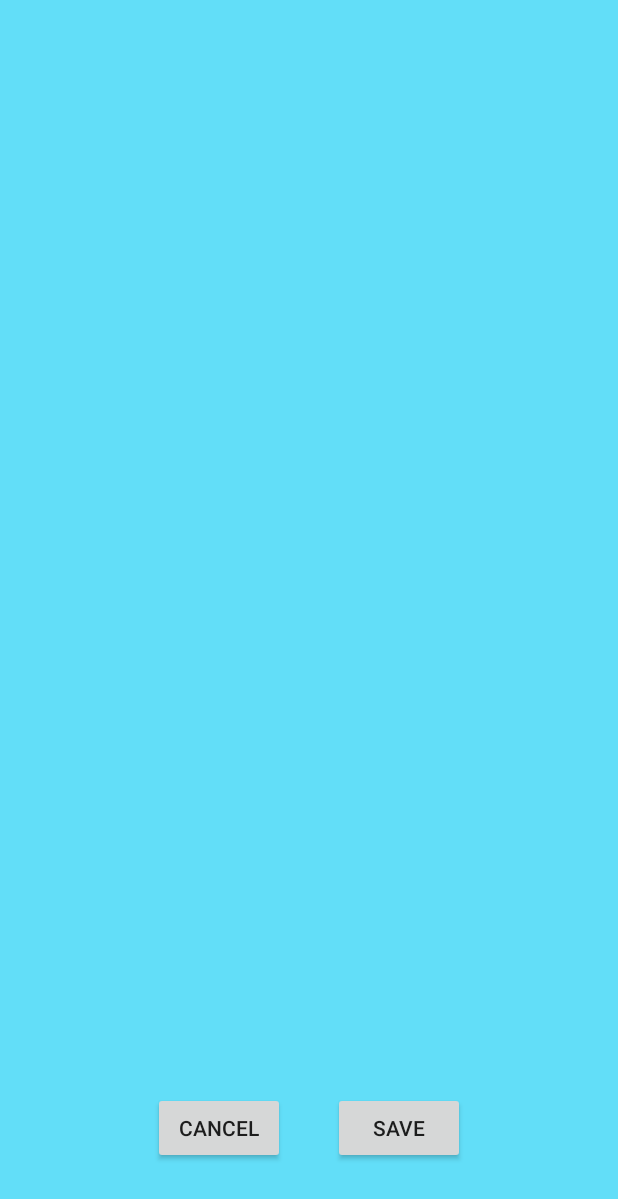
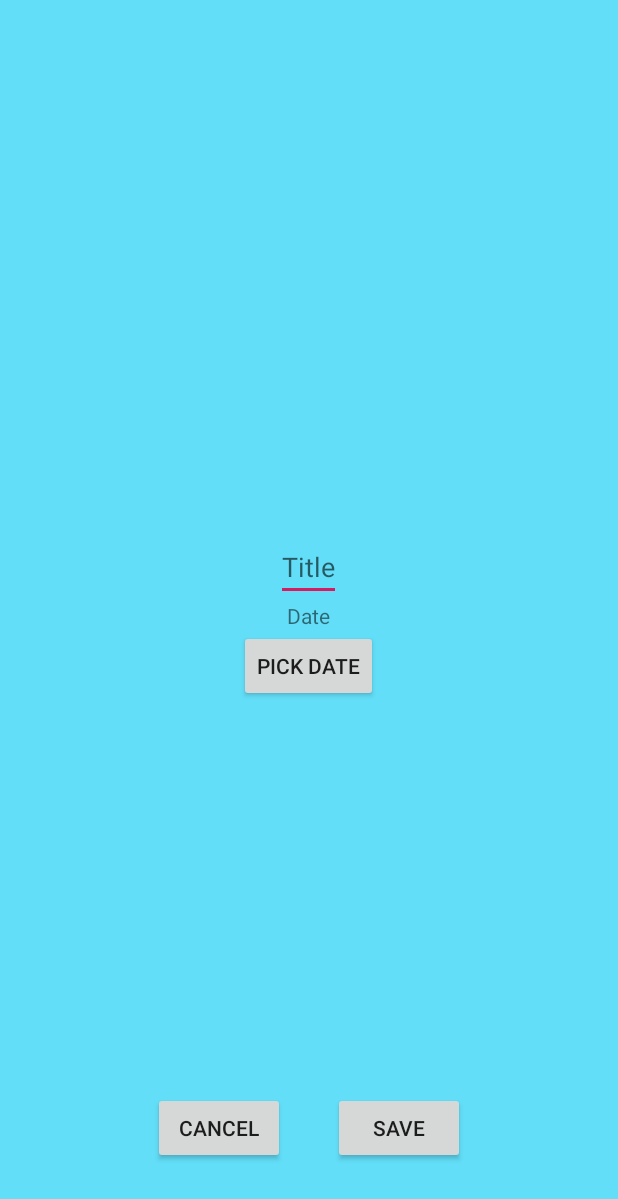
Before and after one commit to EricShanks68/341_proj, an Android app: the MainActivity screen opened directly, with no data from a screen before it, after a tap on an icon or button, on a phone screen of 412 x 824 dp. Shown: the top 1199 px of the screen. Run offline under Robolectric (Android 15) with nearby library versions, the phone set to English and light mode, and no system bars; our stand-ins replace navigation-ui.

Commit message:
Made datePicker for add event

```diff
--- /dev/null
+++ b/app/src/main/java/com/example/a341_proj/DatePickerFragment.java
@@ -0,0 +1,26 @@
+package com.example.a341_proj;
+
+import android.app.DatePickerDialog;
+import android.app.Dialog;
+import android.os.Build;
+import android.os.Bundle;
+
+import androidx.annotation.NonNull;
+import androidx.annotation.Nullable;
+import androidx.annotation.RequiresApi;
+import androidx.fragment.app.DialogFragment;
+
+import java.util.Calendar;
+
+public class DatePickerFragment extends DialogFragment {
+    @NonNull
+    @Override
+    public Dialog onCreateDialog(@Nullable Bundle savedInstanceState) {
+        Calendar c = Calendar.getInstance();
+        int year = c.get(Calendar.YEAR);
+        int month = c.get(Calendar.MONTH);
+        int day = c.get(Calendar.DAY_OF_MONTH);
+
+        return new DatePickerDialog(getActivity(), (DatePickerDialog.OnDateSetListener) getActivity(), year, month, day );
+    }
+}
--- a/app/src/main/java/com/example/a341_proj/ui/login/MainActivity.java
+++ b/app/src/main/java/com/example/a341_proj/ui/login/MainActivity.java
@@ -1,9 +1,11 @@
 package com.example.a341_proj.ui.login;
 
+import android.app.DatePickerDialog;
 import android.content.Context;
 import android.content.Intent;
 import android.os.Bundle;
 
+import com.example.a341_proj.DatePickerFragment;
 import com.example.a341_proj.R;
 import com.example.a341_proj.ui.login.ui.logout.LogoutFragment;
 import com.google.android.material.floatingactionbutton.FloatingActionButton;
@@ -13,6 +15,7 @@ import android.view.Gravity;
 import android.view.LayoutInflater;
 import android.view.View;
 
+import androidx.fragment.app.DialogFragment;
 import androidx.fragment.app.FragmentManager;
 import androidx.navigation.NavController;
 import androidx.navigation.Navigation;
@@ -28,11 +31,15 @@ import androidx.appcompat.widget.Toolbar;
 
 import android.view.Menu;
 import android.widget.Button;
+import android.widget.DatePicker;
 import android.widget.PopupWindow;
 import android.widget.TextView;
 import android.widget.Toast;
 
-public class MainActivity extends AppCompatActivity {
+import java.text.DateFormat;
+import java.util.Calendar;
+
+public class MainActivity extends AppCompatActivity implements DatePickerDialog.OnDateSetListener {
 
     //fragment idk if this works
     LogoutFragment fragment = new LogoutFragment();
@@ -43,6 +50,12 @@ public class MainActivity extends AppCompatActivity {
     DrawerLayout DrawLay;
     Button closePopup;
     Button saveEvent;
+    View customView;
+
+    //date picker button
+    Button datePick;
+    //date picker textview
+    TextView eventDate;
 
 
 
@@ -94,7 +107,7 @@ public class MainActivity extends AppCompatActivity {
             @Override
             public void onClick(View view) {
                 LayoutInflater layoutInflater = (LayoutInflater) MainActivity.this.getSystemService(Context.LAYOUT_INFLATER_SERVICE);
-                View customView = layoutInflater.inflate(R.layout.popwindow,null);
+                 customView = layoutInflater.inflate(R.layout.popwindow,null);
                 popupWindow = new PopupWindow(customView, Toolbar.LayoutParams.MATCH_PARENT, Toolbar.LayoutParams.MATCH_PARENT);
                 popupWindow.showAtLocation(DrawLay, Gravity.CENTER, 0, 0);
                 closePopup = (Button) customView.findViewById(R.id.cancelEvent);
@@ -109,6 +122,21 @@ public class MainActivity extends AppCompatActivity {
                     @Override
                     public void onClick(View v) {
                         Toast.makeText(getApplicationContext(), "Event saved!", Toast.LENGTH_LONG).show();
+                        popupWindow.dismiss();
+                    }
+                });
+
+                //add event functionality
+
+
+                //date picker button
+                datePick = (Button) customView.findViewById(R.id.pickDate);
+                datePick.setOnClickListener(new View.OnClickListener() {
+                    @Override
+                    public void onClick(View v) {
+                        DialogFragment datePicker = new DatePickerFragment();
+                        datePicker.show(getSupportFragmentManager(), "date picker");
+
                     }
                 });
             }
@@ -129,4 +157,16 @@ public class MainActivity extends AppCompatActivity {
         return NavigationUI.navigateUp(navController, mAppBarConfiguration)
                 || super.onSupportNavigateUp();
     }
+
+    @Override
+    public void onDateSet(DatePicker view, int year, int month, int dayOfMonth) {
+        Calendar calendar = Calendar.getInstance();
+        calendar.set(Calendar.YEAR, year);
+        calendar.set(Calendar.MONTH, month);
+        calendar.set(Calendar.DAY_OF_MONTH, dayOfMonth);
+        String eventDateString = DateFormat.getDateInstance(DateFormat.FULL).format(calendar.getTime());
+
+        eventDate = (TextView) customView.findViewById(R.id.eventDate);
+        eventDate.setText(eventDateString);
+    }
 }
--- a/app/src/main/res/layout/popwindow.xml
+++ b/app/src/main/res/layout/popwindow.xml
@@ -8,8 +8,53 @@
         android:layout_width="match_parent"
         android:layout_height="match_parent"
         android:layout_weight="0"
-        android:gravity="center|bottom"
-        android:orientation="horizontal">
+        android:gravity="center|center_vertical"
+        android:orientation="vertical">
+
+        <EditText
+            android:layout_width="wrap_content"
+            android:layout_height="wrap_content"
+            android:id="@+id/title"
+            android:layout_weight="0"
+            android:gravity="center|center_vertical"
+            android:hint="Title">
+
+        </EditText>
+
+
+        <TextView
+            android:layout_width="wrap_content"
+            android:layout_height="wrap_content"
+            android:id="@+id/eventDate"
+            android:layout_weight="0"
+            android:gravity="center|center_horizontal"
+            android:text="Date"> </TextView>
+
+        <Button
+            android:layout_width="wrap_content"
+            android:layout_height="wrap_content"
+            android:id="@+id/pickDate"
+            android:layout_weight="0"
+            android:layout_gravity="center|center_horizontal"
+            android:text="Pick Date"></Button>
+      <!--  <Spinner
+            android:layout_width="match_parent"
+            android:layout_height="match_parent"
+            android:id="@+id/startTime"
+            android:layout_weight="0"
+            android:layout_gravity="center|center_vertical"
+            android:text="Starting Time"> </Spinner>
+
+        <Spinner
+            android:layout_width="match_parent"
+            android:layout_height="match_parent"
+            android:id="@+id/endTime"
+            android:layout_weight="0"
+            android:layout_gravity="center|center_vertical"
+            android:text="Ending Time"> </Spinner> -->
+
+
+
 
 
     </LinearLayout>
@@ -17,7 +62,7 @@
     <LinearLayout
         android:layout_width="match_parent"
         android:layout_height="match_parent"
-        android:layout_weight="1"
+        android:layout_weight="2"
         android:gravity="center|bottom"
         android:orientation="horizontal">
 
```
